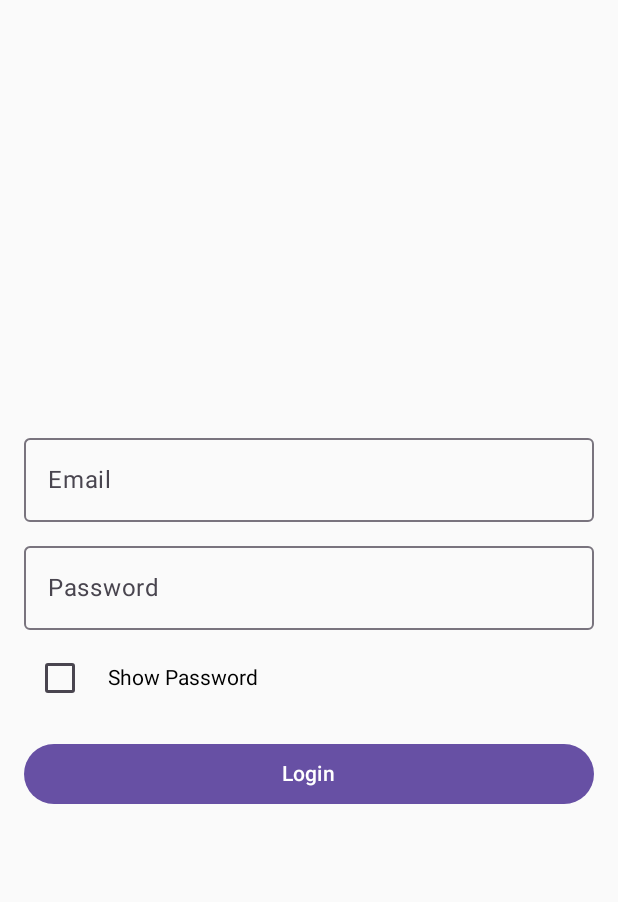
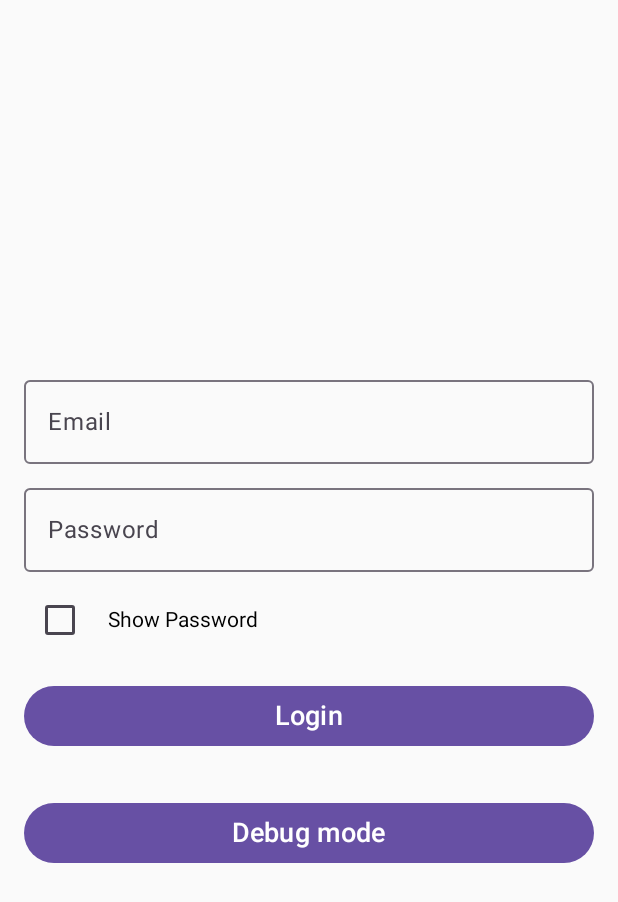
Before and after one commit to SafeHelmet/safeHelmet_mobile, an Android app built with Jetpack Compose: the screen it shows after launch (MainActivity), on a phone screen of 412 x 824 dp. Shown: the top 902 px of the screen. Run offline under Robolectric (Android 15) with nearby library versions, the phone set to English and light mode, and no system bars; 1 statement that could not run was skipped.

Commit message:
Add debug mode button in login and remove in connection screen
Added a "Debug mode" button to the login screen for easier access to debug functionalities and removed the debug button from the connection screen.
Also, added a `DebugScreen` composable file.
Moved the `scheduleApiWorker` method, probably in a better position.
Increased font size of login button and debug button to 18.sp.

```diff
--- a/app/src/main/kotlin/com/safehelmet/safehelmet_mobile/ui/Login.kt
+++ b/app/src/main/kotlin/com/safehelmet/safehelmet_mobile/ui/Login.kt
@@ -23,6 +23,7 @@ import androidx.compose.ui.text.input.KeyboardType
 import androidx.compose.ui.text.input.PasswordVisualTransformation
 import androidx.compose.ui.text.input.VisualTransformation
 import androidx.compose.ui.unit.dp
+import androidx.compose.ui.unit.sp
 import com.safehelmet.safehelmet_mobile.BackendValues
 import com.safehelmet.safehelmet_mobile.api.HttpClient
 import kotlinx.coroutines.suspendCancellableCoroutine
@@ -90,7 +91,17 @@ fun LoginScreen(onLogin: (String, String) -> Unit) {
             },
             modifier = Modifier.fillMaxWidth()
         ) {
-            Text("Login")
+            Text("Login", fontSize = 18.sp)
+        }
+
+        /// TODO: Entrare in modalita debug e passare a debugScreen
+        Button(
+            onClick = { println("Debug Mode") },
+            modifier = Modifier
+                .fillMaxWidth()
+                .padding(top = 30.dp)
+        ) {
+            Text("Debug mode", fontSize = 18.sp)
         }
     }
 }
```
Also changed, not shown: app/src/main/kotlin/com/safehelmet/safehelmet_mobile/MainActivity.kt (+1 -14 lines), app/src/main/kotlin/com/safehelmet/safehelmet_mobile/ui/DebugMode.kt (added, +8 -0 lines).
